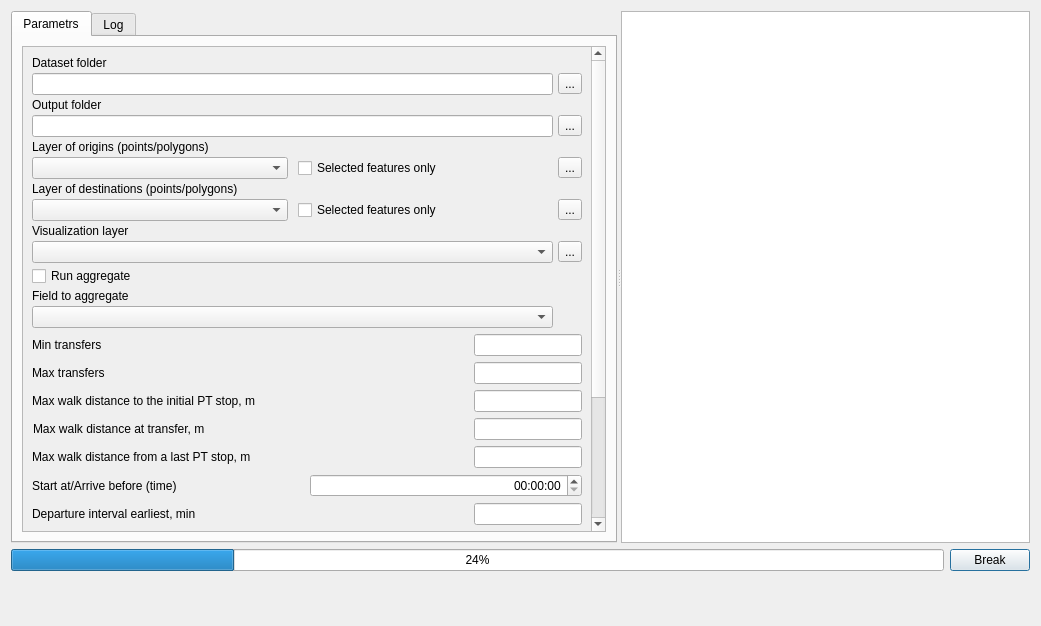
Before: the Qt Designer form tau_net_calc/raptor.ui in geosimlab/accessibility, drawn with Qt 5.
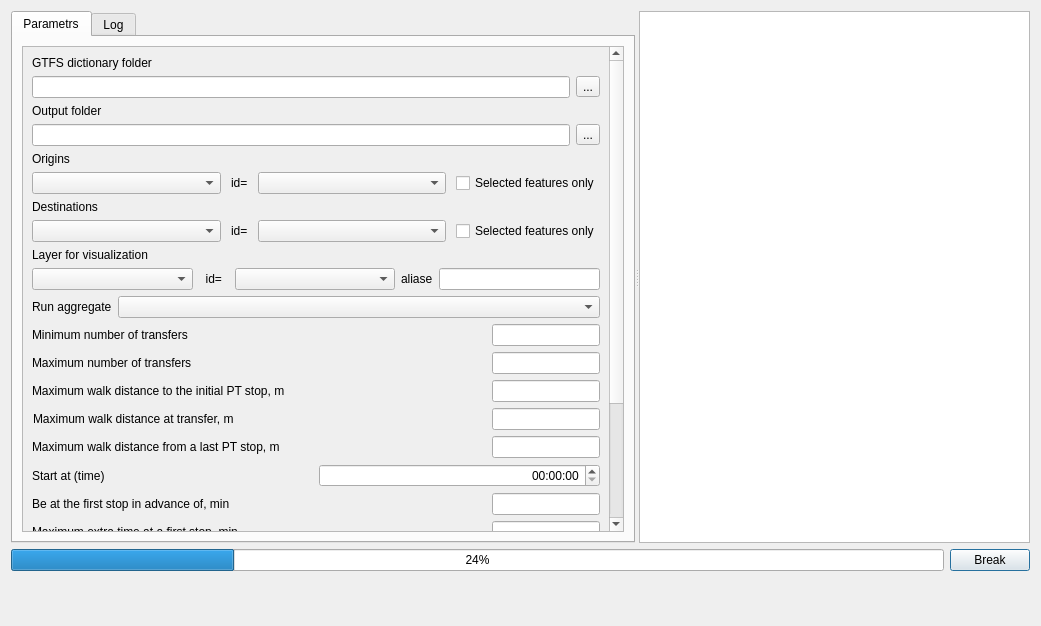
After: the same form once the commit is applied. Icons and pictures are not drawn. Custom widgets are drawn as their Qt base class.

The edit to the form file:
```diff
--- a/tau_net_calc/raptor.ui
+++ b/tau_net_calc/raptor.ui
@@ -52,126 +52,50 @@
            <property name="geometry">
             <rect>
              <x>0</x>
-             <y>0</y>
-             <width>568</width>
-             <height>648</height>
+             <y>-366</y>
+             <width>584</width>
+             <height>677</height>
             </rect>
            </property>
            <layout class="QVBoxLayout" name="verticalLayout_2">
             <item>
-             <layout class="QGridLayout" name="gridLayout">
-              <property name="horizontalSpacing">
-               <number>5</number>
-              </property>
-              <property name="verticalSpacing">
-               <number>3</number>
-              </property>
-              <item row="1" column="0">
+             <layout class="QFormLayout" name="formLayout">
+              <item row="0" column="0">
+               <widget class="QLabel" name="label_19">
+                <property name="text">
+                 <string>GTFS dictionary folder</string>
+                </property>
+               </widget>
+              </item>
+              <item row="1" column="0" colspan="2">
+               <layout class="QHBoxLayout" name="horizontalLayout_17">
+                <item>
                <widget class="QLineEdit" name="txtPathToPKL"/>
               </item>
-              <item row="8" column="1">
-               <widget class="QToolButton" name="toolButton_layer_refresh">
-                <property name="text">
-                 <string>...</string>
-                </property>
-                <property name="icon">
-                 <iconset>
-                  <normaloff>refresh.png</normaloff>refresh.png</iconset>
-                </property>
-               </widget>
-              </item>
-              <item row="1" column="1">
+                <item>
                <widget class="QToolButton" name="toolButton_PKL">
                 <property name="text">
                  <string>...</string>
                 </property>
                </widget>
               </item>
-              <item row="10" column="0">
-               <layout class="QHBoxLayout" name="horizontalLayout_17">
-                <item>
-                 <widget class="QLabel" name="label_5">
-                  <property name="text">
-                   <string>Layer of destinations (points/polygons) </string>
-                  </property>
-                 </widget>
-                </item>
-               </layout>
-              </item>
-              <item row="3" column="1">
-               <widget class="QToolButton" name="toolButton_protocol">
-                <property name="text">
-                 <string>...</string>
-                </property>
-               </widget>
-              </item>
-              <item row="14" column="0">
-               <widget class="QCheckBox" name="cbUseFields">
-                <property name="text">
-                 <string>Run aggregate</string>
-                </property>
-               </widget>
-              </item>
-              <item row="6" column="0">
-               <layout class="QHBoxLayout" name="horizontalLayout_6"/>
-              </item>
-              <item row="7" column="0">
-               <widget class="QLabel" name="label_17">
-                <property name="text">
-                 <string>Layer of origins (points/polygons)</string>
-                </property>
-               </widget>
-              </item>
-              <item row="11" column="0">
-               <layout class="QHBoxLayout" name="horizontalLayout_18">
-                <property name="spacing">
-                 <number>10</number>
-                </property>
-                <item>
-                 <widget class="QComboBox" name="cmbLayersDest"/>
-                </item>
-                <item>
-                 <widget class="QCheckBox" name="cbSelectedOnly2">
-                  <property name="text">
-                   <string>Selected features only</string>
-                  </property>
-                 </widget>
-                </item>
                </layout>
               </item>
               <item row="3" column="0">
-               <widget class="QLineEdit" name="txtPathToProtocols"/>
-              </item>
-              <item row="0" column="0">
-               <widget class="QLabel" name="label_19">
-                <property name="text">
-                 <string>Dataset folder</string>
-                </property>
-               </widget>
-              </item>
-              <item row="2" column="0">
                <widget class="QLabel" name="label_13">
                 <property name="text">
                  <string>Output folder</string>
                 </property>
                </widget>
               </item>
-              <item row="11" column="1">
-               <widget class="QToolButton" name="toolButton_layer_dest_refresh">
+              <item row="6" column="0">
+               <widget class="QLabel" name="label_17">
                 <property name="text">
-                 <string>...</string>
-                </property>
-                <property name="icon">
-                 <iconset>
-                  <normalon>refresh.png</normalon>
-                 </iconset>
+                 <string>Origins</string>
                 </property>
                </widget>
               </item>
-              <item row="17" column="0">
-               <widget class="QComboBox" name="cmbFields"/>
-              </item>
-              <item row="8" column="0">
+              <item row="7" column="0" colspan="2">
                <layout class="QHBoxLayout" name="horizontalLayout_19">
                 <property name="spacing">
                  <number>10</number>
@@ -186,8 +110,30 @@
                   </property>
                  </widget>
                 </item>
+                <item>
+                 <widget class="QLabel" name="label_3">
+                  <property name="sizePolicy">
+                   <sizepolicy hsizetype="Fixed" vsizetype="Fixed">
+                    <horstretch>0</horstretch>
+                    <verstretch>0</verstretch>
+                   </sizepolicy>
+                  </property>
+                  <property name="text">
+                   <string>id=</string>
+                  </property>
+                 </widget>
+                </item>
+                <item>
+                 <widget class="QComboBox" name="cmbLayers_fields"/>
+                </item>
                 <item>
                  <widget class="QCheckBox" name="cbSelectedOnly1">
+                  <property name="sizePolicy">
+                   <sizepolicy hsizetype="Fixed" vsizetype="Fixed">
+                    <horstretch>0</horstretch>
+                    <verstretch>0</verstretch>
+                   </sizepolicy>
+                  </property>
                   <property name="text">
                    <string>Selected features only</string>
                   </property>
@@ -195,43 +141,145 @@
                 </item>
                </layout>
               </item>
-              <item row="15" column="0">
-               <widget class="QLabel" name="lblFields">
+              <item row="9" column="0">
+               <widget class="QLabel" name="label_5">
                 <property name="text">
-                 <string>Field to aggregate</string>
+                 <string>Destinations</string>
                 </property>
                </widget>
               </item>
-              <item row="12" column="0">
+              <item row="10" column="0" colspan="2">
+               <layout class="QHBoxLayout" name="horizontalLayout_18">
+                <property name="spacing">
+                 <number>10</number>
+                </property>
+                <item>
+                 <widget class="QComboBox" name="cmbLayersDest"/>
+                </item>
+                <item>
+                 <widget class="QLabel" name="label_2">
+                  <property name="sizePolicy">
+                   <sizepolicy hsizetype="Fixed" vsizetype="Minimum">
+                    <horstretch>0</horstretch>
+                    <verstretch>0</verstretch>
+                   </sizepolicy>
+                  </property>
+                  <property name="text">
+                   <string>id=</string>
+                  </property>
+                 </widget>
+                </item>
+                <item>
+                 <widget class="QComboBox" name="cmbLayersDest_fields"/>
+                </item>
+                <item>
+                 <widget class="QCheckBox" name="cbSelectedOnly2">
+                  <property name="sizePolicy">
+                   <sizepolicy hsizetype="Fixed" vsizetype="Fixed">
+                    <horstretch>0</horstretch>
+                    <verstretch>0</verstretch>
+                   </sizepolicy>
+                  </property>
+                  <property name="text">
+                   <string>Selected features only</string>
+                  </property>
+                 </widget>
+                </item>
+               </layout>
+              </item>
+              <item row="11" column="0">
                <widget class="QLabel" name="label">
                 <property name="text">
-                 <string>Visualization layer</string>
+                 <string>Layer for visualization</string>
                 </property>
                </widget>
               </item>
-              <item row="13" column="0">
-               <widget class="QComboBox" name="cmbVizLayers"/>
-              </item>
-              <item row="13" column="1">
-               <widget class="QToolButton" name="toolButton_viz_layers_refresh">
+              <item row="12" column="0" colspan="2">
+               <layout class="QHBoxLayout" name="horizontalLayout_20">
+                <item>
+                 <widget class="QComboBox" name="cmbVizLayers">
+                  <property name="sizePolicy">
+                   <sizepolicy hsizetype="Minimum" vsizetype="Minimum">
+                    <horstretch>0</horstretch>
+                    <verstretch>0</verstretch>
+                   </sizepolicy>
+                  </property>
+                 </widget>
+                </item>
+                <item>
+                 <widget class="QLabel" name="label_6">
+                  <property name="sizePolicy">
+                   <sizepolicy hsizetype="Fixed" vsizetype="Preferred">
+                    <horstretch>0</horstretch>
+                    <verstretch>0</verstretch>
+                   </sizepolicy>
+                  </property>
                 <property name="text">
-                 <string>...</string>
-                </property>
-                <property name="icon">
-                 <iconset>
-                  <normalon>refresh.png</normalon>
-                 </iconset>
+                   <string>  id=  </string>
+                  </property>
+                 </widget>
+                </item>
+                <item>
+                 <widget class="QComboBox" name="cmbVizLayers_fields">
+                  <property name="sizePolicy">
+                   <sizepolicy hsizetype="Minimum" vsizetype="Minimum">
+                    <horstretch>0</horstretch>
+                    <verstretch>0</verstretch>
+                   </sizepolicy>
                 </property>
                </widget>
               </item>
-             </layout>
-            </item>
+                <item>
+                 <widget class="QLabel" name="label_7">
+                  <property name="sizePolicy">
+                   <sizepolicy hsizetype="Maximum" vsizetype="Preferred">
+                    <horstretch>0</horstretch>
+                    <verstretch>0</verstretch>
+                   </sizepolicy>
+                  </property>
+                  <property name="text">
+                   <string>aliase</string>
+                  </property>
+                 </widget>
+                </item>
+                <item>
+                 <widget class="QLineEdit" name="txtAliase">
+                  <property name="sizePolicy">
+                   <sizepolicy hsizetype="Preferred" vsizetype="Preferred">
+                    <horstretch>0</horstretch>
+                    <verstretch>0</verstretch>
+                   </sizepolicy>
+                  </property>
+                 </widget>
+                </item>
+               </layout>
+              </item>
+              <item row="15" column="0" colspan="2">
+               <layout class="QHBoxLayout" name="horizontalLayout_6">
             <item>
+                 <widget class="QLabel" name="lblFields">
+                  <property name="sizePolicy">
+                   <sizepolicy hsizetype="Fixed" vsizetype="Preferred">
+                    <horstretch>0</horstretch>
+                    <verstretch>0</verstretch>
+                   </sizepolicy>
+                  </property>
+                  <property name="text">
+                   <string>Run aggregate</string>
+                  </property>
+                 </widget>
+                </item>
+                <item>
+                 <widget class="QgsCheckableComboBox" name="cmbFields_ch"/>
+                </item>
+               </layout>
+              </item>
+              <item row="17" column="0" colspan="2">
              <layout class="QHBoxLayout" name="horizontalLayout_4">
               <item>
                <widget class="QLabel" name="label_15">
                 <property name="text">
-                 <string>Min transfers                                           </string>
+                   <string>Minimum number of transfers</string>
                 </property>
                </widget>
               </item>
@@ -250,12 +298,12 @@
               </item>
              </layout>
             </item>
-            <item>
+              <item row="18" column="0" colspan="2">
              <layout class="QHBoxLayout" name="horizontalLayout_5">
               <item>
                <widget class="QLabel" name="label_16">
                 <property name="text">
-                 <string>Max transfers                                          </string>
+                   <string>Maximum number of transfers</string>
                 </property>
                </widget>
               </item>
@@ -274,12 +322,12 @@
               </item>
              </layout>
             </item>
-            <item>
+              <item row="19" column="0" colspan="2">
              <layout class="QHBoxLayout" name="horizontalLayout_3">
               <item>
                <widget class="QLabel" name="lbMaxWalkDistanceInitial">
                 <property name="text">
-                 <string>Max walk distance to the initial PT stop, m</string>
+                   <string>Maximum walk distance to the initial PT stop, m</string>
                 </property>
                </widget>
               </item>
@@ -304,7 +352,7 @@
               </item>
              </layout>
             </item>
-            <item>
+              <item row="20" column="0" colspan="2">
              <layout class="QHBoxLayout" name="horizontalLayout_7">
               <property name="leftMargin">
                <number>1</number>
@@ -312,7 +360,7 @@
               <item>
                <widget class="QLabel" name="label_14">
                 <property name="text">
-                 <string>Max walk distance at transfer, m</string>
+                   <string>Maximum walk distance at transfer, m</string>
                 </property>
                </widget>
               </item>
@@ -331,12 +379,12 @@
               </item>
              </layout>
             </item>
-            <item>
+              <item row="21" column="0" colspan="2">
              <layout class="QHBoxLayout" name="horizontalLayout_8">
               <item>
                <widget class="QLabel" name="label_20">
                 <property name="text">
-                 <string>Max walk distance from a last PT stop, m</string>
+                   <string>Maximum walk distance from a last PT stop, m</string>
                 </property>
                </widget>
               </item>
@@ -355,7 +403,7 @@
               </item>
              </layout>
             </item>
-            <item>
+              <item row="22" column="0" colspan="2">
              <layout class="QHBoxLayout" name="horizontalLayout_9">
               <item>
                <widget class="QLabel" name="label_21">
@@ -366,7 +414,7 @@
                  </sizepolicy>
                 </property>
                 <property name="text">
-                 <string>Start at/Arrive before (time)</string>
+                   <string>Start at (time)</string>
                 </property>
                </widget>
               </item>
@@ -382,12 +430,12 @@
               </item>
              </layout>
             </item>
-            <item>
+              <item row="23" column="0" colspan="2">
              <layout class="QHBoxLayout" name="horizontalLayout_10">
               <item>
                <widget class="QLabel" name="lblDepartureInterval">
                 <property name="text">
-                 <string>Departure interval earliest, min</string>
+                   <string>Be at the first stop in advance of, min</string>
                 </property>
                </widget>
               </item>
@@ -406,7 +454,7 @@
               </item>
              </layout>
             </item>
-            <item>
+              <item row="24" column="0" colspan="2">
              <layout class="QHBoxLayout" name="horizontalLayout_11">
               <item>
                <widget class="QLabel" name="lblMaxExtraTime">
@@ -430,12 +478,12 @@
               </item>
              </layout>
             </item>
-            <item>
+              <item row="25" column="0" colspan="2">
              <layout class="QHBoxLayout" name="horizontalLayout_12">
               <item>
                <widget class="QLabel" name="label_4">
                 <property name="text">
-                 <string>Walking speed (km/h)</string>
+                   <string>Walking speed, km/h</string>
                 </property>
                </widget>
               </item>
@@ -457,12 +505,12 @@
               </item>
              </layout>
             </item>
-            <item>
+              <item row="26" column="0" colspan="2">
              <layout class="QHBoxLayout" name="horizontalLayout_13">
               <item>
                <widget class="QLabel" name="lblMaxWaitTime">
                 <property name="text">
-                 <string>Maximal waiting time at initial stop, min</string>
+                   <string>Maximum waiting time at initial stop, min</string>
                 </property>
                </widget>
               </item>
@@ -481,12 +529,12 @@
               </item>
              </layout>
             </item>
-            <item>
+              <item row="27" column="0" colspan="2">
              <layout class="QHBoxLayout" name="horizontalLayout_14">
               <item>
                <widget class="QLabel" name="label_23">
                 <property name="text">
-                 <string>Maximal waiting time at transfer stop, min</string>
+                   <string>Maximum waiting time at transfer stop, min</string>
                 </property>
                </widget>
               </item>
@@ -505,36 +553,12 @@
               </item>
              </layout>
             </item>
-            <item>
-             <layout class="QHBoxLayout" name="horizontalLayout_15">
-              <item>
-               <widget class="QLabel" name="label_24">
-                <property name="text">
-                 <string>Maximal time travel, min</string>
-                </property>
-               </widget>
-              </item>
-              <item>
-               <widget class="QLineEdit" name="txtMaxTimeTravel">
-                <property name="sizePolicy">
-                 <sizepolicy hsizetype="Fixed" vsizetype="Fixed">
-                  <horstretch>0</horstretch>
-                  <verstretch>20</verstretch>
-                 </sizepolicy>
-                </property>
-                <property name="alignment">
-                 <set>Qt::AlignRight|Qt::AlignTrailing|Qt::AlignVCenter</set>
-                </property>
-               </widget>
-              </item>
-             </layout>
-            </item>
-            <item>
+              <item row="28" column="0" colspan="2">
              <layout class="QHBoxLayout" name="horizontalLayout_16">
               <item>
                <widget class="QLabel" name="lblTimeInterval">
                 <property name="text">
-                 <string>Time interval between stored maps (min)</string>
+                   <string>Time bin for storing the results, min</string>
                 </property>
                </widget>
               </item>
@@ -553,6 +577,46 @@
               </item>
              </layout>
             </item>
+              <item row="29" column="0" colspan="2">
+               <layout class="QHBoxLayout" name="horizontalLayout_15">
+                <item>
+                 <widget class="QLabel" name="label_24">
+                  <property name="text">
+                   <string>Maximum total travel time, min</string>
+                  </property>
+                 </widget>
+                </item>
+                <item>
+                 <widget class="QLineEdit" name="txtMaxTimeTravel">
+                  <property name="sizePolicy">
+                   <sizepolicy hsizetype="Fixed" vsizetype="Fixed">
+                    <horstretch>0</horstretch>
+                    <verstretch>20</verstretch>
+                   </sizepolicy>
+                  </property>
+                  <property name="alignment">
+                   <set>Qt::AlignRight|Qt::AlignTrailing|Qt::AlignVCenter</set>
+                  </property>
+                 </widget>
+                </item>
+               </layout>
+              </item>
+              <item row="4" column="0" colspan="2">
+               <layout class="QHBoxLayout" name="horizontalLayout_21">
+                <item>
+                 <widget class="QLineEdit" name="txtPathToProtocols"/>
+                </item>
+                <item>
+                 <widget class="QToolButton" name="toolButton_protocol">
+                  <property name="text">
+                   <string>...</string>
+                  </property>
+                 </widget>
+                </item>
+               </layout>
+              </item>
+             </layout>
+            </item>
            </layout>
           </widget>
          </widget>
@@ -626,6 +690,13 @@
    </item>
   </layout>
  </widget>
+ <customwidgets>
+  <customwidget>
+   <class>QgsCheckableComboBox</class>
+   <extends>QComboBox</extends>
+   <header>qgscheckablecombobox.h</header>
+  </customwidget>
+ </customwidgets>
  <tabstops>
   <tabstop>txtPathToPKL</tabstop>
   <tabstop>toolButton_PKL</tabstop>
```
Left out of the diff: 4 changed lines with no effect on the pictures. Lines whose indentation alone changed are shown as unchanged.
